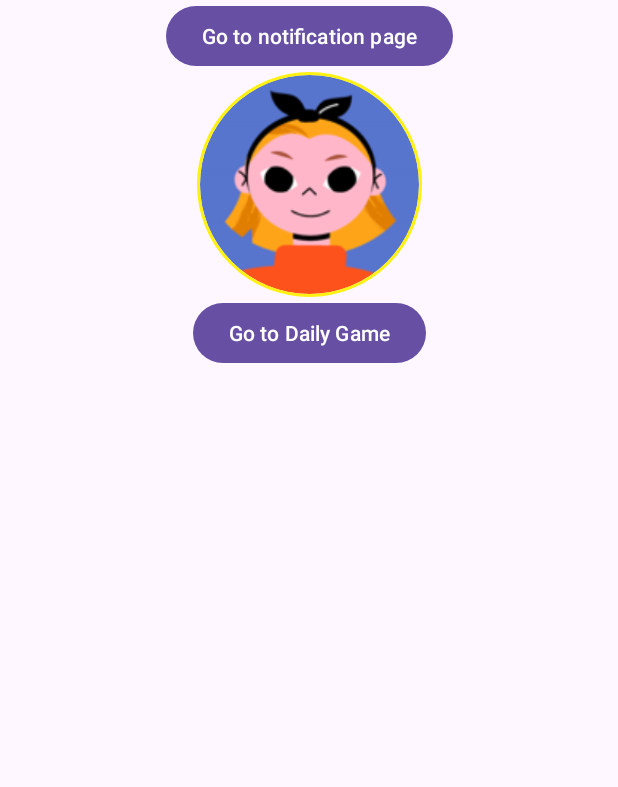
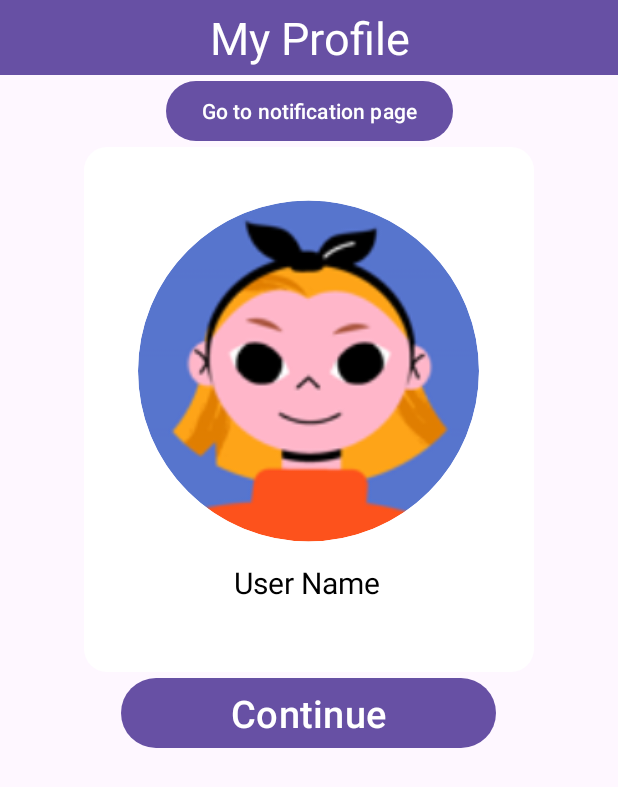
Before and after one commit to sh0utTMMM/MindfulU, an Android app built with Jetpack Compose: the CharacterActivity screen opened directly, with no data from a screen before it, on a phone screen of 412 x 824 dp. Shown: the top 787 px of the screen. Run offline under Robolectric (Android 15) with nearby library versions, the phone set to English and light mode, and no system bars; our stand-ins replace CircleImageView.

Commit message:
Combined design of CharacterLayout

```diff
--- a/app/src/main/res/layout/character.xml
+++ b/app/src/main/res/layout/character.xml
@@ -1,47 +1,103 @@
 <?xml version="1.0" encoding="utf-8"?>
 <androidx.constraintlayout.widget.ConstraintLayout
     xmlns:android="http://schemas.android.com/apk/res/android"
+    xmlns:tools="http://schemas.android.com/tools"
     xmlns:app="http://schemas.android.com/apk/res-auto"
-    xmlns:tools="http://schemas.android.com/tools"
     android:layout_width="match_parent"
     android:layout_height="match_parent"
     tools:context=".CharacterActivity">
+
+    <LinearLayout
+        android:id="@+id/linearLayout2"
+        android:layout_width="match_parent"
+        android:layout_height="50dp"
+        android:background="@color/purple_button"
+        android:gravity="center"
+        app:layout_constraintTop_toTopOf="parent"
+        app:layout_constraintStart_toStartOf="parent"
+        app:layout_constraintEnd_toEndOf="parent"
+        app:layout_constraintVertical_bias="0.0">
+
+        <TextView
+            android:id="@+id/textView2"
+            android:layout_width="wrap_content"
+            android:layout_height="68dp"
+            android:gravity="center"
+            android:text="My Profile"
+            android:textColor="@color/white"
+            android:textSize="30dp"
+            app:layout_constraintTop_toTopOf="parent"
+            app:layout_constraintStart_toStartOf="parent"
+            app:layout_constraintEnd_toEndOf="parent"
+            app:layout_constraintVertical_bias="0.004" />
+    </LinearLayout>
 
     <Button
         android:id="@+id/goToNotification"
         android:layout_width="wrap_content"
         android:layout_height="wrap_content"
         android:text="Go to notification page"
-        app:layout_constraintTop_toTopOf="parent"
-        app:layout_constraintTop_toBottomOf="@id/myCharacter"
+        app:layout_constraintTop_toBottomOf="@id/linearLayout2"
         app:layout_constraintStart_toStartOf="parent"
         app:layout_constraintEnd_toEndOf="parent"
         app:layout_constraintVertical_bias="0.4"
         app:layout_constraintHorizontal_bias="0.5" />
 
-    <de.hdodenhof.circleimageview.CircleImageView
-        android:id="@+id/myCharacter"
-        android:layout_width="150dp"
-        android:layout_height="150dp"
-        android:background="@android:color/transparent"
-        android:src="@drawable/img1"
-        app:civ_border_color="#FFF111"
-        app:civ_border_width="2dp"
+    <LinearLayout
+        android:id="@+id/linearLayout"
+        android:layout_width="300dp"
+        android:layout_height="350dp"
+        android:background="@drawable/background_white"
+        android:gravity="center"
+        android:orientation="vertical"
         app:layout_constraintTop_toBottomOf="@id/goToNotification"
         app:layout_constraintStart_toStartOf="parent"
         app:layout_constraintEnd_toEndOf="parent"
-        app:layout_constraintVertical_bias="0.3"
-        app:layout_constraintHorizontal_bias="0.5" />
+        app:layout_constraintVertical_bias="0.499">
+
+        <de.hdodenhof.circleimageview.CircleImageView
+            android:id="@+id/myCharacter"
+            android:layout_width="231dp"
+            android:layout_height="244dp"
+            android:background="@android:color/transparent"
+            android:src="@drawable/img1"
+            app:civ_border_color="#FFFFFF"
+            app:civ_border_width="2dp"
+            app:layout_constraintStart_toStartOf="parent"
+            app:layout_constraintEnd_toEndOf="parent"
+            app:layout_constraintTop_toTopOf="parent"
+            app:layout_constraintBottom_toBottomOf="parent"
+            app:layout_constraintHorizontal_bias="0.498"
+            app:layout_constraintVertical_bias="0.249" />
+
+        <TextView
+            android:id="@+id/textView"
+            android:layout_width="116dp"
+            android:layout_height="46dp"
+            android:layout_marginLeft="8dp"
+            android:layout_marginTop="5dp"
+            android:text="User Name"
+            android:textColor="@color/black"
+            android:textSize="20dp"
+            app:layout_constraintTop_toTopOf="parent"
+            app:layout_constraintBottom_toBottomOf="parent"
+            app:layout_constraintStart_toStartOf="parent"
+            app:layout_constraintEnd_toEndOf="parent"
+            app:layout_constraintHorizontal_bias="0.498"
+            app:layout_constraintVertical_bias="0.005" />
+
+    </LinearLayout>
 
     <Button
         android:id="@+id/goToDailyGame"
-        android:layout_width="wrap_content"
+        android:layout_width="250dp"
         android:layout_height="wrap_content"
-        android:text="Go to Daily Game"
-        app:layout_constraintTop_toBottomOf="@id/myCharacter"
+        android:text="Continue"
+        android:textSize="25dp"
+        app:layout_constraintTop_toBottomOf="@id/linearLayout"
         app:layout_constraintStart_toStartOf="parent"
         app:layout_constraintEnd_toEndOf="parent"
-        app:layout_constraintVertical_bias="0.4"
-        app:layout_constraintHorizontal_bias="0.5" />
+        app:layout_constraintHorizontal_bias="0.496"
+        app:layout_constraintVertical_bias="0.812" />
 
 </androidx.constraintlayout.widget.ConstraintLayout>
```
